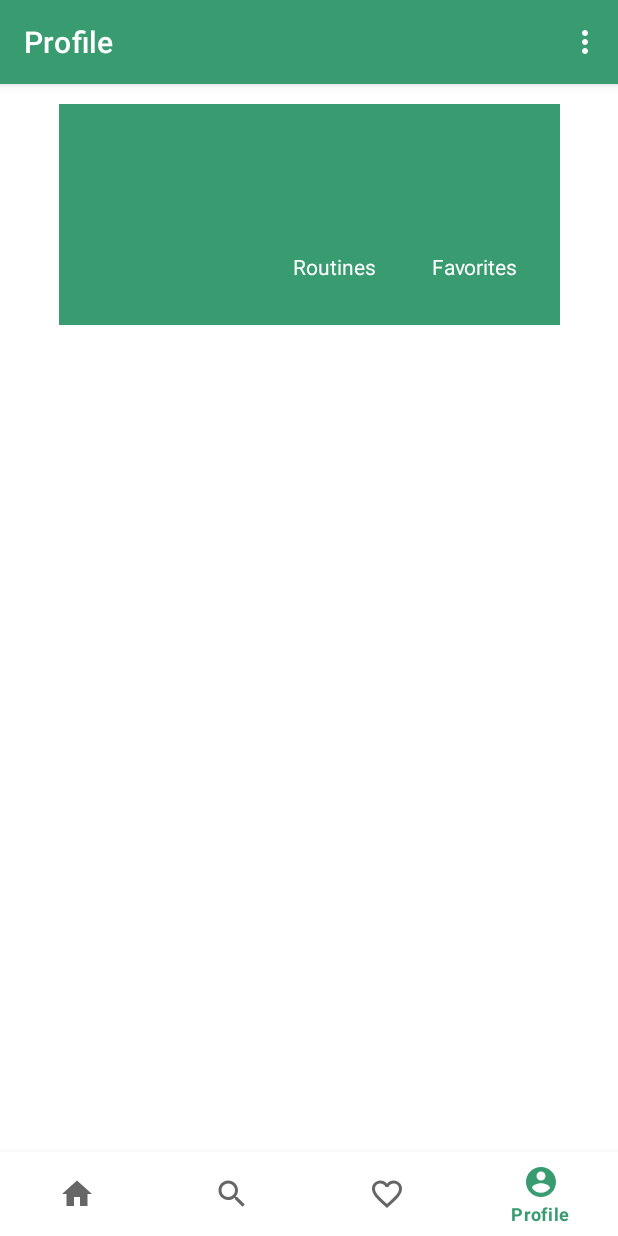
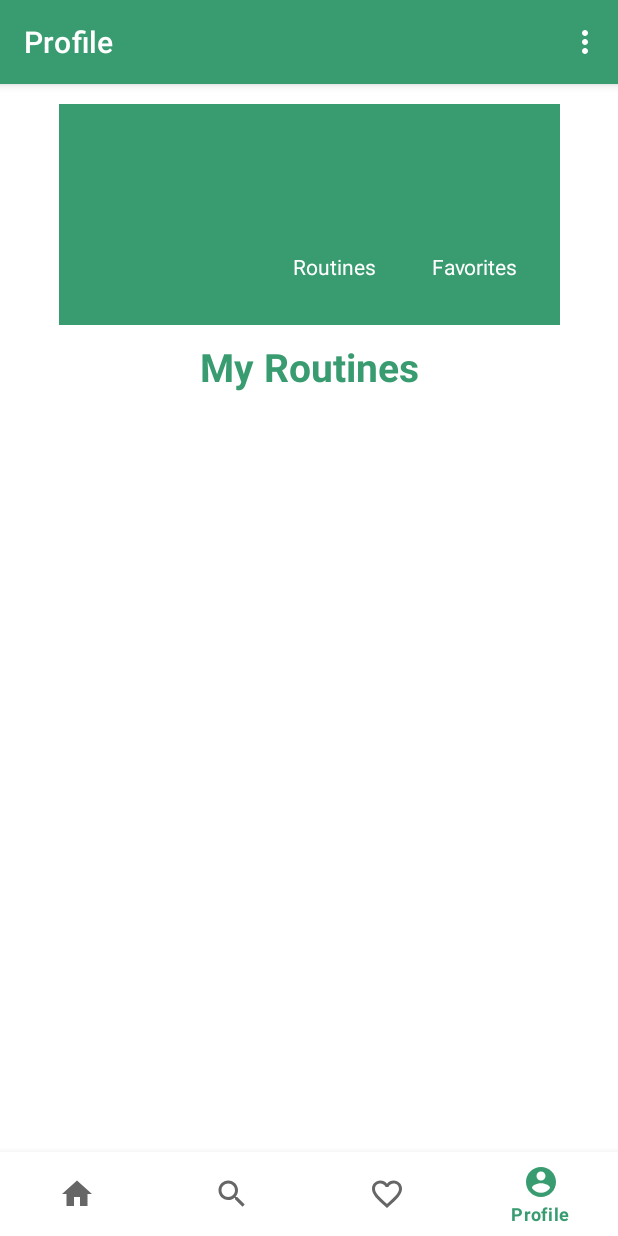
Before and after one commit to JuanOriana/fithub-mobile, an Android app: the ProfileFragment screen opened through its navigation route, on a phone screen of 412 x 824 dp. Run offline under Robolectric (Android 15) with nearby library versions, the phone set to English and light mode, and no system bars; our stand-ins replace Picasso, navigation-ui; network calls fail; pictures from the network do not load; 1 statement that could not run was skipped.

Commit message:
My routines title

```diff
--- a/app/src/main/java/com/example/fithub_mobile/Register.java
+++ b/app/src/main/java/com/example/fithub_mobile/Register.java
@@ -10,6 +10,7 @@ import android.util.Log;
 import android.util.Patterns;
 import android.view.MotionEvent;
 import android.view.View;
+import android.widget.Button;
 import android.widget.EditText;
 import android.widget.TextView;
 import android.widget.Toast;
@@ -78,15 +79,26 @@ public class Register extends AppCompatActivity {
             return;
         }
 
+
+        Button regButton = findViewById(R.id.register_btn);
+        regButton.setEnabled(false);
         RegisterCredentials credentials = new RegisterCredentials(email,pass,fn,ln,email,"https://png.pngitem.com/pimgs/s/421-4213053_default-avatar-icon-hd-png-download.png");
         App app = (App)getApplication();
         app.getUserRepository().register(credentials).observe(this, r -> {
             if (r.getStatus() == Status.SUCCESS) {
+                fnView.setText("");
+                lnView.setText("");
+                emailView.setText("");
+                passView.setText("");
+                passConfView.setText("");
                 Toast.makeText(getApplicationContext(),getText(R.string.success_register),Toast.LENGTH_LONG).show();
+                regButton.setEnabled(true);
             } else {
                 Resource.defaultResourceHandler(r);
-                if (r.getStatus() == Status.ERROR)
-                    Toast.makeText(getApplicationContext(),getText(R.string.existing_account),Toast.LENGTH_LONG).show();
+                if (r.getStatus() == Status.ERROR) {
+                    Toast.makeText(getApplicationContext(), getText(R.string.existing_account), Toast.LENGTH_LONG).show();
+                    regButton.setEnabled(true);
+                }
             }
         });
     }
--- a/app/src/main/res/layout-land/fragment_profile.xml
+++ b/app/src/main/res/layout-land/fragment_profile.xml
@@ -7,16 +7,30 @@
     android:layout_height="match_parent"
     tools:context=".ui.profile.ProfileFragment" >
 
+    <TextView
+        android:id="@+id/textView"
+        android:layout_width="wrap_content"
+        android:layout_height="wrap_content"
+        android:layout_marginTop="10dp"
+        android:text="My Routines"
+        android:textColor="@color/fithub_green"
+        android:textSize="26sp"
+        android:textStyle="bold"
+        app:layout_constraintEnd_toEndOf="parent"
+        app:layout_constraintStart_toStartOf="@+id/linearLayout5"
+        app:layout_constraintTop_toTopOf="parent"
+        tools:textStyle="bold" />
+
 
     <androidx.constraintlayout.widget.ConstraintLayout
         android:id="@+id/userContainer"
         android:layout_width="279dp"
         android:layout_height="150dp"
         android:layout_marginStart="25dp"
-        android:layout_marginTop="50dp"
+        android:layout_marginTop="30dp"
         android:background="@color/fithub_green"
         app:layout_constraintStart_toStartOf="parent"
-        app:layout_constraintTop_toTopOf="parent">
+        app:layout_constraintTop_toBottomOf="@+id/textView">
 
         <ImageView
             android:id="@+id/userImg"
@@ -89,15 +103,17 @@
     </androidx.constraintlayout.widget.ConstraintLayout>
 
     <LinearLayout
+        android:id="@+id/linearLayout5"
         android:layout_width="0dp"
         android:layout_height="0dp"
         android:layout_marginStart="25dp"
+        android:layout_marginTop="10dp"
         android:orientation="vertical"
         app:layout_constraintBottom_toBottomOf="parent"
         app:layout_constraintEnd_toEndOf="parent"
         app:layout_constraintHorizontal_bias="1.0"
         app:layout_constraintStart_toEndOf="@+id/userContainer"
-        app:layout_constraintTop_toTopOf="parent"
+        app:layout_constraintTop_toBottomOf="@+id/textView"
         app:layout_constraintVertical_bias="1.0">
 
         <androidx.recyclerview.widget.RecyclerView
--- a/app/src/main/res/layout/fragment_profile.xml
+++ b/app/src/main/res/layout/fragment_profile.xml
@@ -90,12 +90,12 @@
     <LinearLayout
         android:layout_width="match_parent"
         android:layout_height="0dp"
-        android:layout_marginTop="50dp"
+        android:layout_marginTop="8dp"
         android:orientation="vertical"
         app:layout_constraintBottom_toBottomOf="parent"
         app:layout_constraintEnd_toEndOf="parent"
         app:layout_constraintStart_toStartOf="parent"
-        app:layout_constraintTop_toBottomOf="@+id/userContainer">
+        app:layout_constraintTop_toBottomOf="@+id/textView">
 
         <androidx.recyclerview.widget.RecyclerView
             android:id="@+id/cardContainer"
@@ -110,5 +110,19 @@
             app:layout_constraintTop_toBottomOf="@+id/button" />
     </LinearLayout>
 
+    <TextView
+        android:id="@+id/textView"
+        android:layout_width="wrap_content"
+        android:layout_height="wrap_content"
+        android:layout_marginTop="10dp"
+        android:text="My Routines"
+        android:textColor="@color/fithub_green"
+        android:textSize="26sp"
+        android:textStyle="bold"
+        app:layout_constraintEnd_toEndOf="parent"
+        app:layout_constraintStart_toStartOf="parent"
+        app:layout_constraintTop_toBottomOf="@+id/userContainer"
+        tools:textStyle="bold" />
+
 
 </androidx.constraintlayout.widget.ConstraintLayout>
```
